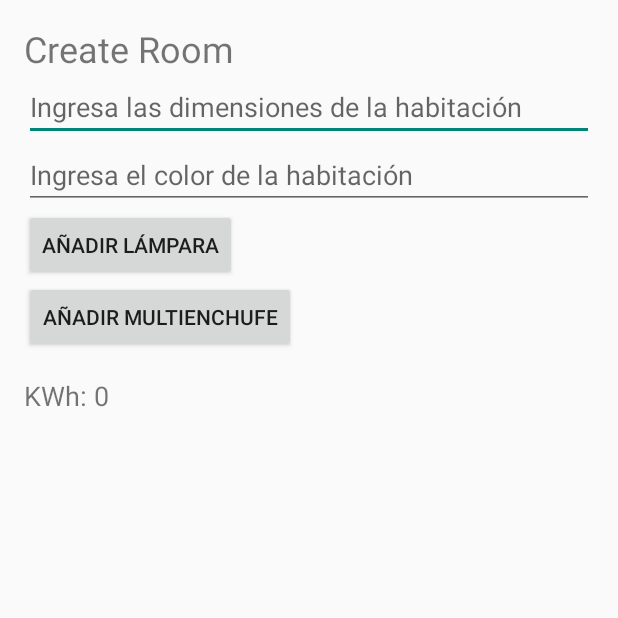
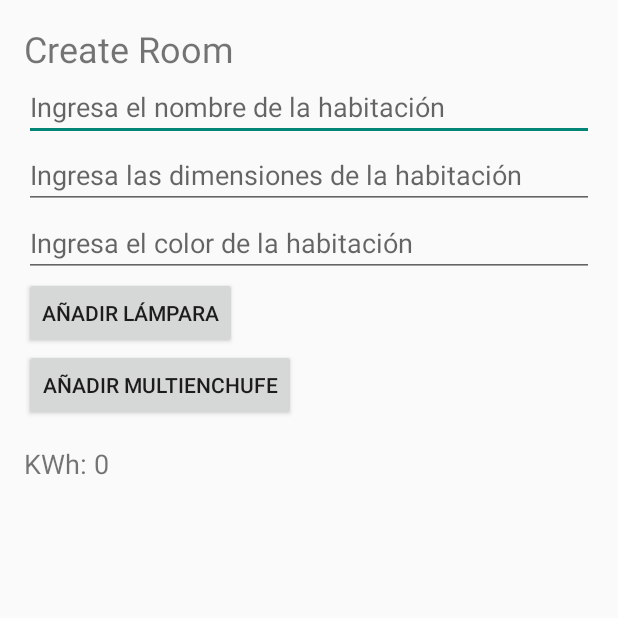
Before and after one commit to Tapiiaa/MonitoreoConsumoDelHogar, an Android app built with Jetpack Compose: the CreateRoomActivity screen opened directly, with no data from a screen before it, on a phone screen of 412 x 824 dp, the top half of it. Run offline under Robolectric (Android 15) with nearby library versions, the phone set to English and light mode, and no system bars.

Commit message:
Ahora se puede ingresar el nombre de la habitacion.
Creamos Enum de dispositivos para la cocina.

```diff
--- a/app/src/main/java/com/example/monitoreoconsumodelhogar/activities/CreateRoomActivity.java
+++ b/app/src/main/java/com/example/monitoreoconsumodelhogar/activities/CreateRoomActivity.java
@@ -17,6 +17,7 @@ public class CreateRoomActivity extends AppCompatActivity {
         super.onCreate(savedInstanceState);
         setContentView(R.layout.activity_create_room);
 
+        EditText roomTitle = findViewById(R.id.roomTitle);
         EditText roomDimensions = findViewById(R.id.roomDimensions);
         EditText roomColor = findViewById(R.id.roomColor);
         Button addLampButton = findViewById(R.id.addLampButton);
--- a/app/src/main/res/layout/activity_create_room.xml
+++ b/app/src/main/res/layout/activity_create_room.xml
@@ -11,6 +11,13 @@
         android:layout_height="wrap_content"
         android:text="Create Room"
         android:textSize="24sp" />
+
+    <EditText
+        android:id="@+id/roomTitle"
+        android:layout_width="match_parent"
+        android:layout_height="wrap_content"
+        android:hint="Ingresa el nombre de la habitación"
+        android:inputType="text" />
 
     <EditText
         android:id="@+id/roomDimensions"
--- a/gradle/libs.versions.toml
+++ b/gradle/libs.versions.toml
@@ -1,5 +1,5 @@
 [versions]
-agp = "8.6.1"
+agp = "8.7.1"
 firebaseBom = "33.4.0"
 kotlin = "1.9.0"
 coreKtx = "1.13.1"
```
Also changed, not shown: app/src/main/java/com/example/monitoreoconsumodelhogar/Enums/KitchenDevices.java (added, +23 -0 lines), gradle/wrapper/gradle-wrapper.properties.
